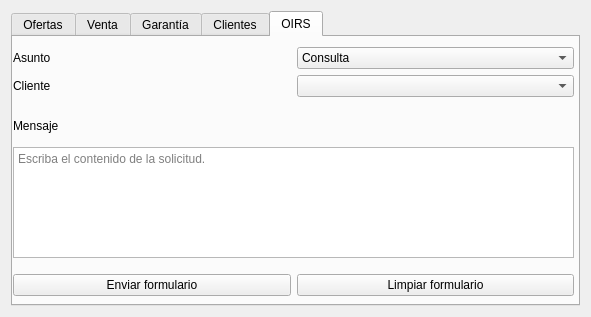
Qt form ui/employee.ui (Matiti061/TecnoPC) before a commit.
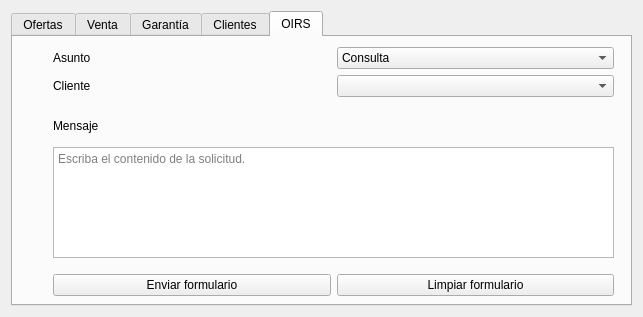
The same form after that commit. The open tabs and pages were chosen to show the change.

```diff
--- a/ui/employee.ui
+++ b/ui/employee.ui
@@ -6,7 +6,7 @@
    <rect>
     <x>0</x>
     <y>0</y>
-    <width>591</width>
+    <width>643</width>
     <height>317</height>
    </rect>
   </property>
@@ -233,7 +233,7 @@
       <widget class="QWidget" name="horizontalLayoutWidget_2">
        <property name="geometry">
         <rect>
-         <x>0</x>
+         <x>40</x>
          <y>230</y>
          <width>561</width>
          <height>36</height>
@@ -259,7 +259,7 @@
       <widget class="QWidget" name="verticalLayoutWidget">
        <property name="geometry">
         <rect>
-         <x>0</x>
+         <x>40</x>
          <y>10</y>
          <width>561</width>
          <height>102</height>
@@ -336,7 +336,7 @@
       <widget class="QPlainTextEdit" name="oirs_message">
        <property name="geometry">
         <rect>
-         <x>0</x>
+         <x>40</x>
          <y>110</y>
          <width>561</width>
          <height>111</height>
```
Left out of the diff: 6 changed lines with no effect on the pictures.
